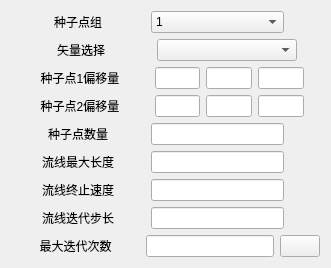
The window that Qt/Resources/UI/igStreamTracer.ui (hu-shuhan/editOpeniGame) describes before a commit, drawn with Qt 5.
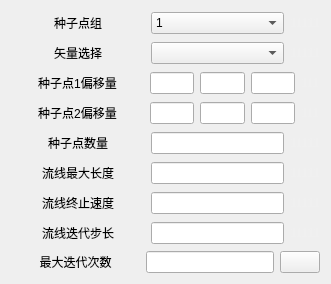
The same window after the commit. Icons and pictures are not drawn.

Diff of the .ui file:
```diff
--- a/Qt/Resources/UI/igStreamTracer.ui
+++ b/Qt/Resources/UI/igStreamTracer.ui
@@ -7,7 +7,7 @@
     <x>0</x>
     <y>0</y>
     <width>331</width>
-    <height>267</height>
+    <height>284</height>
    </rect>
   </property>
   <property name="windowTitle">
@@ -78,7 +78,7 @@
      <item>
       <widget class="QLabel" name="label_13">
        <property name="text">
-        <string>     </string>
+        <string>&lt;html&gt;&lt;head/&gt;&lt;body&gt;&lt;p&gt;&lt;span style=&quot; color:#f0f0f0;&quot;&gt;11111&lt;/span&gt;&lt;/p&gt;&lt;/body&gt;&lt;/html&gt;</string>
        </property>
       </widget>
      </item>
@@ -132,7 +132,7 @@
      <item>
       <widget class="QLabel" name="label_16">
        <property name="text">
-        <string>   </string>
+        <string>&lt;html&gt;&lt;head/&gt;&lt;body&gt;&lt;p&gt;&lt;span style=&quot; color:#f0f0f0;&quot;&gt;111&lt;/span&gt;&lt;/p&gt;&lt;/body&gt;&lt;/html&gt;</string>
        </property>
       </widget>
      </item>
@@ -193,7 +193,7 @@
      <item>
       <widget class="QLabel" name="label_17">
        <property name="text">
-        <string>   </string>
+        <string>&lt;html&gt;&lt;head/&gt;&lt;body&gt;&lt;p&gt;&lt;span style=&quot; color:#f0f0f0;&quot;&gt;111&lt;/span&gt;&lt;/p&gt;&lt;/body&gt;&lt;/html&gt;</string>
        </property>
       </widget>
      </item>
```
Left out of the diff: 5 changed lines with no effect on the pictures.
